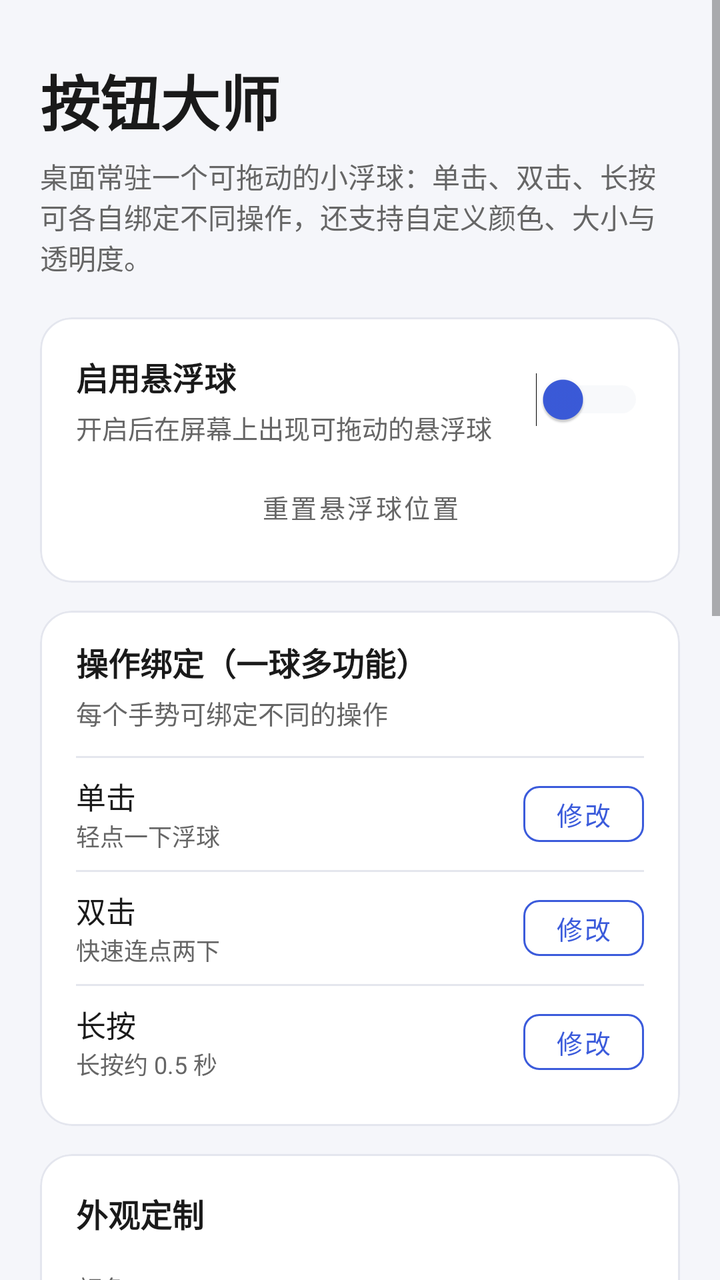
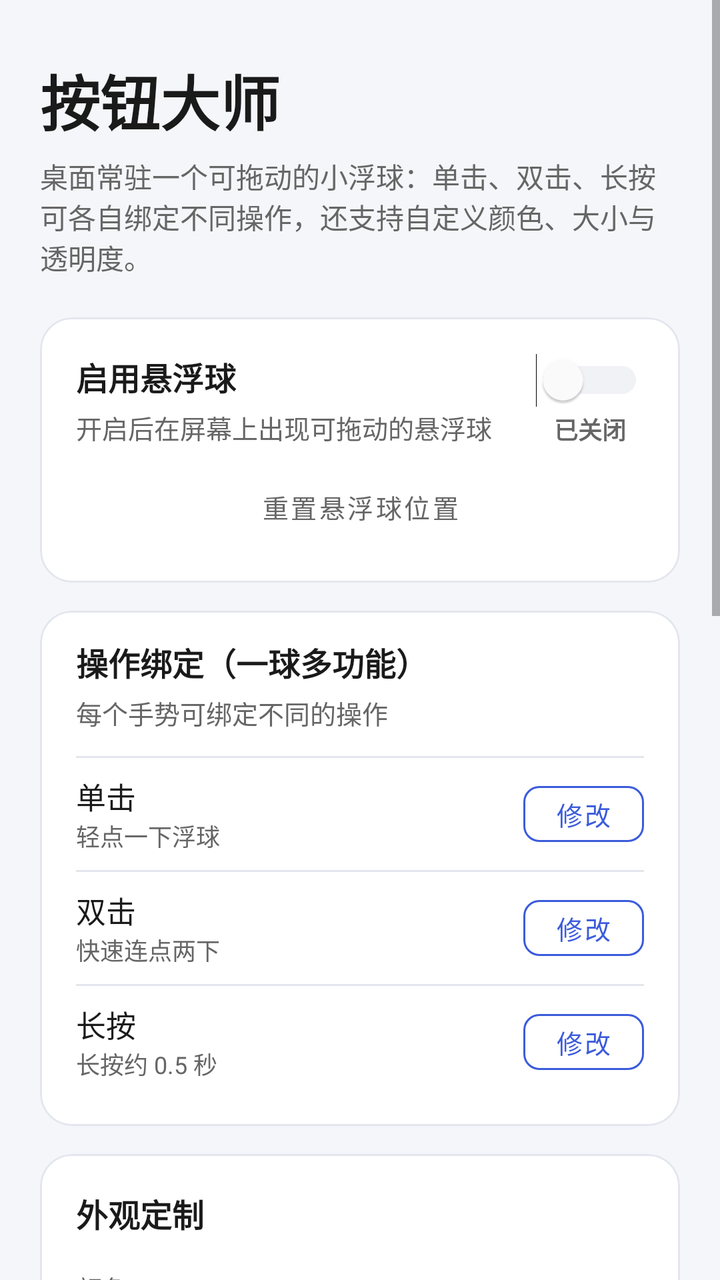

The first picture is an Android layout as it rendered before a commit; the second is the same layout after the commit. The layout source and the unified diff follow.
<!-- AndroidManifest.xml: application theme Theme.ButtonBall -->
<!-- res/layout/activity_main.xml -->
<?xml version="1.0" encoding="utf-8"?>
<ScrollView xmlns:android="http://schemas.android.com/apk/res/android"
    xmlns:app="http://schemas.android.com/apk/res-auto"
    android:layout_width="match_parent"
    android:layout_height="match_parent"
    android:fillViewport="true">

    <LinearLayout
        android:layout_width="match_parent"
        android:layout_height="wrap_content"
        android:orientation="vertical"
        android:padding="20dp">

        <TextView
            android:layout_width="wrap_content"
            android:layout_height="wrap_content"
            android:layout_marginTop="8dp"
            android:text="@string/main_title"
            android:textColor="@color/text_primary"
            android:textSize="30sp"
            android:textStyle="bold" />

        <TextView
            android:layout_width="match_parent"
            android:layout_height="wrap_content"
            android:layout_marginTop="6dp"
            android:text="@string/main_desc"
            android:textColor="@color/text_secondary"
            android:textSize="14sp" />

        
        <com.google.android.material.card.MaterialCardView
            android:layout_width="match_parent"
            android:layout_height="wrap_content"
            android:layout_marginTop="20dp"
            app:cardBackgroundColor="@color/surface"
            app:cardCornerRadius="16dp"
            app:cardElevation="0dp"
            app:strokeColor="@color/divider"
            app:strokeWidth="1dp">

            <LinearLayout
                android:layout_width="match_parent"
                android:layout_height="wrap_content"
                android:orientation="vertical"
                android:padding="18dp">

                <LinearLayout
                    android:layout_width="match_parent"
                    android:layout_height="wrap_content"
                    android:gravity="center_vertical"
                    android:orientation="horizontal">

                    <LinearLayout
                        android:layout_width="0dp"
                        android:layout_height="wrap_content"
                        android:layout_weight="1"
                        android:orientation="vertical">

                        <TextView
                            android:layout_width="wrap_content"
                            android:layout_height="wrap_content"
                            android:text="@string/ball_switch_title"
                            android:textColor="@color/text_primary"
                            android:textSize="16sp"
                            android:textStyle="bold" />

                        <TextView
                            android:layout_width="wrap_content"
                            android:layout_height="wrap_content"
                            android:layout_marginTop="4dp"
                            android:text="@string/ball_switch_desc"
                            android:textColor="@color/text_secondary"
                            android:textSize="13sp" />
                    </LinearLayout>

                    <Switch
                        android:id="@+id/ball_switch"
                        android:layout_width="wrap_content"
                        android:layout_height="wrap_content"
                        android:thumbTint="@color/primary"
                        android:trackTint="@color/divider" />
                </LinearLayout>

                <com.google.android.material.button.MaterialButton
                    android:id="@+id/btn_reset_position"
                    style="@style/Widget.MaterialComponents.Button.TextButton"
                    android:layout_width="match_parent"
                    android:layout_height="40dp"
                    android:layout_marginTop="10dp"
                    android:text="@string/reset_position"
                    android:textColor="@color/text_secondary"
                    android:textSize="13sp" />
            </LinearLayout>
        </com.google.android.material.card.MaterialCardView>

        
        <com.google.android.material.card.MaterialCardView
            android:layout_width="match_parent"
            android:layout_height="wrap_content"
            android:layout_marginTop="14dp"
            app:cardBackgroundColor="@color/surface"
            app:cardCornerRadius="16dp"
            app:cardElevation="0dp"
            app:strokeColor="@color/divider"
            app:strokeWidth="1dp">

            <LinearLayout
                android:layout_width="match_parent"
                android:layout_height="wrap_content"
                android:orientation="vertical"
                android:paddingStart="18dp"
                android:paddingEnd="18dp"
                android:paddingTop="14dp"
                android:paddingBottom="14dp">

                <TextView
                    android:layout_width="wrap_content"
                    android:layout_height="wrap_content"
                    android:text="@string/gesture_card_title"
                    android:textColor="@color/text_primary"
                    android:textSize="16sp"
                    android:textStyle="bold" />

                <TextView
                    android:layout_width="wrap_content"
                    android:layout_height="wrap_content"
                    android:layout_marginTop="4dp"
                    android:text="@string/gesture_card_desc"
                    android:textColor="@color/text_secondary"
                    android:textSize="13sp" />

                <View
                    android:layout_width="match_parent"
                    android:layout_height="1dp"
                    android:layout_marginTop="12dp"
                    android:background="@color/divider" />

                
                <LinearLayout
                    android:layout_width="match_parent"
                    android:layout_height="56dp"
                    android:gravity="center_vertical"
                    android:orientation="horizontal">

                    <LinearLayout
                        android:layout_width="0dp"
                        android:layout_height="wrap_content"
                        android:layout_weight="1"
                        android:orientation="vertical">

                        <TextView
                            android:layout_width="wrap_content"
                            android:layout_height="wrap_content"
                            android:text="@string/gesture_single"
                            android:textColor="@color/text_primary"
                            android:textSize="15sp" />

                        <TextView
                            android:layout_width="wrap_content"
                            android:layout_height="wrap_content"
                            android:text="@string/gesture_single_hint"
                            android:textColor="@color/text_secondary"
                            android:textSize="12sp" />
                    </LinearLayout>

                    <TextView
                        android:id="@+id/gesture_action_single"
                        android:layout_width="wrap_content"
                        android:layout_height="wrap_content"
                        android:layout_marginEnd="12dp"
                        android:textColor="@color/text_secondary"
                        android:textSize="13sp" />

                    <com.google.android.material.button.MaterialButton
                        android:id="@+id/btn_gesture_single"
                        style="@style/Widget.MaterialComponents.Button.OutlinedButton"
                        android:layout_width="wrap_content"
                        android:layout_height="40dp"
                        android:minWidth="0dp"
                        android:text="@string/change"
                        android:textSize="13sp"
                        app:cornerRadius="8dp"
                        app:strokeColor="@color/primary"
                        app:strokeWidth="1dp" />
                </LinearLayout>

                <View
                    android:layout_width="match_parent"
                    android:layout_height="1dp"
                    android:background="@color/divider" />

                
                <LinearLayout
                    android:layout_width="match_parent"
                    android:layout_height="56dp"
                    android:gravity="center_vertical"
                    android:orientation="horizontal">

                    <LinearLayout
                        android:layout_width="0dp"
                        android:layout_height="wrap_content"
                        android:layout_weight="1"
                        android:orientation="vertical">

                        <TextView
                            android:layout_width="wrap_content"
                            android:layout_height="wrap_content"
                            android:text="@string/gesture_double"
                            android:textColor="@color/text_primary"
                            android:textSize="15sp" />

                        <TextView
                            android:layout_width="wrap_content"
                            android:layout_height="wrap_content"
                            android:text="@string/gesture_double_hint"
                            android:textColor="@color/text_secondary"
                            android:textSize="12sp" />
                    </LinearLayout>

                    <TextView
                        android:id="@+id/gesture_action_double"
                        android:layout_width="wrap_content"
                        android:layout_height="wrap_content"
                        android:layout_marginEnd="12dp"
                        android:textColor="@color/text_secondary"
                        android:textSize="13sp" />

                    <com.google.android.material.button.MaterialButton
                        android:id="@+id/btn_gesture_double"
                        style="@style/Widget.MaterialComponents.Button.OutlinedButton"
                        android:layout_width="wrap_content"
                        android:layout_height="40dp"
                        android:minWidth="0dp"
                        android:text="@string/change"
                        android:textSize="13sp"
                        app:cornerRadius="8dp"
                        app:strokeColor="@color/primary"
                        app:strokeWidth="1dp" />
                </LinearLayout>

                <View
                    android:layout_width="match_parent"
                    android:layout_height="1dp"
                    android:background="@color/divider" />

                
                <LinearLayout
                    android:layout_width="match_parent"
                    android:layout_height="56dp"
                    android:gravity="center_vertical"
                    android:orientation="horizontal">

                    <LinearLayout
                        android:layout_width="0dp"
                        android:layout_height="wrap_content"
                        android:layout_weight="1"
                        android:orientation="vertical">

                        <TextView
                            android:layout_width="wrap_content"
                            android:layout_height="wrap_content"
                            android:text="@string/gesture_long"
                            android:textColor="@color/text_primary"
                            android:textSize="15sp" />

                        <TextView
                            android:layout_width="wrap_content"
                            android:layout_height="wrap_content"
                            android:text="@string/gesture_long_hint"
                            android:textColor="@color/text_secondary"
                            android:textSize="12sp" />
                    </LinearLayout>

                    <TextView
                        android:id="@+id/gesture_action_long"
                        android:layout_width="wrap_content"
                        android:layout_height="wrap_content"
                        android:layout_marginEnd="12dp"
                        android:textColor="@color/text_secondary"
                        android:textSize="13sp" />

                    <com.google.android.material.button.MaterialButton
                        android:id="@+id/btn_gesture_long"
                        style="@style/Widget.MaterialComponents.Button.OutlinedButton"
                        android:layout_width="wrap_content"
                        android:layout_height="40dp"
                        android:minWidth="0dp"
                        android:text="@string/change"
                        android:textSize="13sp"
                        app:cornerRadius="8dp"
                        app:strokeColor="@color/primary"
                        app:strokeWidth="1dp" />
                </LinearLayout>
            </LinearLayout>
        </com.google.android.material.card.MaterialCardView>

        
        <com.google.android.material.card.MaterialCardView
            android:layout_width="match_parent"
            android:layout_height="wrap_content"
            android:layout_marginTop="14dp"
            app:cardBackgroundColor="@color/surface"
            app:cardCornerRadius="16dp"
            app:cardElevation="0dp"
            app:strokeColor="@color/divider"
            app:strokeWidth="1dp">

            <LinearLayout
                android:layout_width="match_parent"
                android:layout_height="wrap_content"
                android:orientation="vertical"
                android:padding="18dp">

                <TextView
                    android:layout_width="wrap_content"
                    android:layout_height="wrap_content"
                    android:text="@string/appearance_title"
                    android:textColor="@color/text_primary"
                    android:textSize="16sp"
                    android:textStyle="bold" />

                
                <TextView
                    android:layout_width="wrap_content"
                    android:layout_height="wrap_content"
                    android:layout_marginTop="16dp"
                    android:text="@string/appearance_color"
                    android:textColor="@color/text_secondary"
                    android:textSize="13sp" />

                <LinearLayout
                    android:id="@+id/color_swatches"
                    android:layout_width="match_parent"
                    android:layout_height="wrap_content"
                    android:layout_marginTop="8dp"
                    android:orientation="horizontal" />

                
                <TextView
                    android:layout_width="wrap_content"
                    android:layout_height="wrap_content"
                    android:layout_marginTop="16dp"
                    android:text="@string/appearance_size"
                    android:textColor="@color/text_secondary"
                    android:textSize="13sp" />

                <RadioGroup
                    android:id="@+id/size_group"
                    android:layout_width="wrap_content"
                    android:layout_height="wrap_content"
                    android:layout_marginTop="4dp"
                    android:orientation="horizontal">

                    <RadioButton
                        android:id="@+id/radio_size_s"
                        android:layout_width="wrap_content"
                        android:layout_height="wrap_content"
                        android:buttonTint="@color/primary"
                        android:text="@string/size_s" />

                    <RadioButton
                        android:id="@+id/radio_size_m"
                        android:layout_width="wrap_content"
                        android:layout_height="wrap_content"
                        android:layout_marginStart="16dp"
                        android:buttonTint="@color/primary"
                        android:text="@string/size_m" />

                    <RadioButton
                        android:id="@+id/radio_size_l"
                        android:layout_width="wrap_content"
                        android:layout_height="wrap_content"
                        android:layout_marginStart="16dp"
                        android:buttonTint="@color/primary"
                        android:text="@string/size_l" />
                </RadioGroup>

                
                <TextView
                    android:layout_width="wrap_content"
                    android:layout_height="wrap_content"
                    android:layout_marginTop="16dp"
                    android:text="@string/appearance_alpha"
                    android:textColor="@color/text_secondary"
                    android:textSize="13sp" />

                <LinearLayout
                    android:layout_width="match_parent"
                    android:layout_height="wrap_content"
                    android:gravity="center_vertical"
                    android:orientation="horizontal">

                    <SeekBar
                        android:id="@+id/alpha_seek"
                        android:layout_width="0dp"
                        android:layout_height="wrap_content"
                        android:layout_weight="1"
                        android:progressTint="@color/primary"
                        android:thumbTint="@color/primary" />

                    <TextView
                        android:id="@+id/alpha_value"
                        android:layout_width="44dp"
                        android:layout_height="wrap_content"
                        android:gravity="end"
                        android:textColor="@color/text_secondary"
                        android:textSize="13sp" />
                </LinearLayout>
            </LinearLayout>
        </com.google.android.material.card.MaterialCardView>

        
        <com.google.android.material.card.MaterialCardView
            android:layout_width="match_parent"
            android:layout_height="wrap_content"
            android:layout_marginTop="14dp"
            app:cardBackgroundColor="@color/surface"
            app:cardCornerRadius="16dp"
            app:cardElevation="0dp"
            app:strokeColor="@color/divider"
            app:strokeWidth="1dp">

            <LinearLayout
                android:layout_width="match_parent"
                android:layout_height="wrap_content"
                android:orientation="vertical"
                android:padding="18dp">

                <TextView
                    android:layout_width="wrap_content"
                    android:layout_height="wrap_content"
                    android:text="@string/permission_title"
                    android:textColor="@color/text_primary"
                    android:textSize="16sp"
                    android:textStyle="bold" />

                <TextView
                    android:id="@+id/status_overlay"
                    android:layout_width="match_parent"
                    android:layout_height="wrap_content"
                    android:layout_marginTop="14dp"
                    android:text="@string/status_overlay"
                    android:textColor="@color/text_secondary"
                    android:textSize="13sp" />

                <com.google.android.material.button.MaterialButton
                    android:id="@+id/btn_overlay"
                    style="@style/Widget.MaterialComponents.Button.OutlinedButton"
                    android:layout_width="match_parent"
                    android:layout_height="44dp"
                    android:layout_marginTop="8dp"
                    android:text="@string/btn_overlay"
                    android:textSize="14sp"
                    app:cornerRadius="10dp"
                    app:strokeColor="@color/primary"
                    app:strokeWidth="1dp" />

                <TextView
                    android:id="@+id/status_notification"
                    android:layout_width="match_parent"
                    android:layout_height="wrap_content"
                    android:layout_marginTop="16dp"
                    android:text="@string/status_notification"
                    android:textColor="@color/text_secondary"
                    android:textSize="13sp" />

                <com.google.android.material.button.MaterialButton
                    android:id="@+id/btn_notification"
                    style="@style/Widget.MaterialComponents.Button.OutlinedButton"
                    android:layout_width="match_parent"
                    android:layout_height="44dp"
                    android:layout_marginTop="8dp"
                    android:text="@string/btn_notification"
                    android:textSize="14sp"
                    app:cornerRadius="10dp"
                    app:strokeColor="@color/primary"
                    app:strokeWidth="1dp" />

                <TextView
                    android:id="@+id/status_accessibility"
                    android:layout_width="match_parent"
                    android:layout_height="wrap_content"
                    android:layout_marginTop="16dp"
                    android:text="@string/status_accessibility"
                    android:textColor="@color/text_secondary"
                    android:textSize="13sp" />

                <com.google.android.material.button.MaterialButton
                    android:id="@+id/btn_accessibility"
                    style="@style/Widget.MaterialComponents.Button.OutlinedButton"
                    android:layout_width="match_parent"
                    android:layout_height="44dp"
                    android:layout_marginTop="8dp"
                    android:text="@string/btn_accessibility"
                    android:textSize="14sp"
                    app:cornerRadius="10dp"
                    app:strokeColor="@color/primary"
                    app:strokeWidth="1dp" />
            </LinearLayout>
        </com.google.android.material.card.MaterialCardView>

        
        <com.google.android.material.card.MaterialCardView
            android:layout_width="match_parent"
            android:layout_height="wrap_content"
            android:layout_marginTop="14dp"
            app:cardBackgroundColor="@color/surface"
            app:cardCornerRadius="16dp"
            app:cardElevation="0dp"
            app:strokeColor="@color/divider"
            app:strokeWidth="1dp">

            <LinearLayout
                android:layout_width="match_parent"
                android:layout_height="wrap_content"
                android:orientation="vertical"
                android:padding="18dp">

                <TextView
                    android:layout_width="wrap_content"
                    android:layout_height="wrap_content"
                    android:text="@string/support_card_title"
                    android:textColor="@color/text_primary"
                    android:textSize="16sp"
                    android:textStyle="bold" />

                <TextView
                    android:layout_width="wrap_content"
                    android:layout_height="wrap_content"
                    android:layout_marginTop="4dp"
                    android:text="@string/support_card_desc"
                    android:textColor="@color/text_secondary"
                    android:textSize="13sp" />

                <com.google.android.material.button.MaterialButton
                    android:id="@+id/btn_support"
                    android:layout_width="match_parent"
                    android:layout_height="48dp"
                    android:layout_marginTop="12dp"
                    android:text="@string/support_btn"
                    android:textSize="15sp"
                    app:cornerRadius="12dp" />
            </LinearLayout>
        </com.google.android.material.card.MaterialCardView>

    </LinearLayout>
</ScrollView>
<!-- resources referenced by this layout -->
<resources>
  <color name="divider">#E4E6EE</color>
  <color name="primary">#3B5BDB</color>
  <color name="surface">#FFFFFF</color>
  <color name="text_primary">#1A1A1A</color>
  <color name="text_secondary">#666666</color>
  <string name="appearance_alpha">透明度</string>
  <string name="appearance_color">颜色</string>
  <string name="appearance_size">大小</string>
  <string name="appearance_title">外观定制</string>
  <string name="ball_switch_desc">开启后在屏幕上出现可拖动的悬浮球</string>
  <string name="ball_switch_title">启用悬浮球</string>
  <string name="btn_accessibility">授予无障碍权限</string>
  <string name="btn_notification">授予通知使用权（可选）</string>
  <string name="btn_overlay">授予悬浮窗权限</string>
  <string name="change">修改</string>
  <string name="gesture_card_desc">每个手势可绑定不同的操作</string>
  <string name="gesture_card_title">操作绑定（一球多功能）</string>
  <string name="gesture_double">双击</string>
  <string name="gesture_double_hint">快速连点两下</string>
  <string name="gesture_long">长按</string>
  <string name="gesture_long_hint">长按约 0.5 秒</string>
  <string name="gesture_single">单击</string>
  <string name="gesture_single_hint">轻点一下浮球</string>
  <string name="main_desc">桌面常驻一个可拖动的小浮球：单击、双击、长按可各自绑定不同操作，还支持自定义颜色、大小与透明度。</string>
  <string name="main_title">按钮大师</string>
  <string name="permission_title">权限</string>
  <string name="reset_position">重置悬浮球位置</string>
  <string name="size_l">大</string>
  <string name="size_m">中</string>
  <string name="size_s">小</string>
  <string name="status_accessibility">无障碍：系统操作（回桌面/返回等）需要</string>
  <string name="status_notification">通知使用权：可提高媒体控制的精确度（可选）</string>
  <string name="status_overlay">悬浮窗：显示浮球必需，点击前往系统设置开启</string>
  <string name="support_btn">支持作者</string>
  <string name="support_card_desc">如果这个悬浮球帮到了你，欢迎扫码支持一下</string>
  <string name="support_card_title">支持作者</string>
  <style name="Theme.ButtonBall" parent="Theme.MaterialComponents.DayNight.NoActionBar">
          <item name="colorPrimary">@color/primary</item>
          <item name="colorPrimaryVariant">@color/primary_dark</item>
          <item name="colorOnPrimary">@android:color/white</item>
          <item name="colorSecondary">@color/accent</item>
          <item name="colorOnSecondary">@android:color/white</item>
          <item name="android:windowBackground">@color/bg</item>
          <item name="android:statusBarColor">@color/bg</item>
          <item name="android:windowLightStatusBar">true</item>
      </style>
  <color name="primary_dark">#2A46B0</color>
  <color name="accent">#FF6B6B</color>
  <color name="bg">#F5F6FA</color>
</resources>

<!-- the commit's change to res/layout/activity_main.xml (unified diff, before → after) -->
@@ -74,12 +74,29 @@
                             android:textSize="13sp" />
                     </LinearLayout>
 
-                    <Switch
-                        android:id="@+id/ball_switch"
-                        android:layout_width="wrap_content"
-                        android:layout_height="wrap_content"
-                        android:thumbTint="@color/primary"
-                        android:trackTint="@color/divider" />
+                    <LinearLayout
+                        android:layout_width="wrap_content"
+                        android:layout_height="wrap_content"
+                        android:gravity="center_horizontal"
+                        android:orientation="vertical">
+
+                        <Switch
+                            android:id="@+id/ball_switch"
+                            android:layout_width="wrap_content"
+                            android:layout_height="wrap_content"
+                            android:thumbTint="@color/switch_thumb"
+                            android:trackTint="@color/switch_track" />
+
+                        <TextView
+                            android:id="@+id/switch_state"
+                            android:layout_width="wrap_content"
+                            android:layout_height="wrap_content"
+                            android:layout_marginTop="2dp"
+                            android:text="@string/switch_off"
+                            android:textColor="@color/text_secondary"
+                            android:textSize="12sp"
+                            android:textStyle="bold" />
+                    </LinearLayout>
                 </LinearLayout>
 
                 <com.google.android.material.button.MaterialButton
@@ -91,6 +108,15 @@
                     android:text="@string/reset_position"
                     android:textColor="@color/text_secondary"
                     android:textSize="13sp" />
+
+                <TextView
+                    android:id="@+id/service_error"
+                    android:layout_width="match_parent"
+                    android:layout_height="wrap_content"
+                    android:layout_marginTop="4dp"
+                    android:textColor="@color/accent"
+                    android:textSize="12sp"
+                    android:visibility="gone" />
             </LinearLayout>
         </com.google.android.material.card.MaterialCardView>
 
<!-- resource entries referenced after the edit -->
@@ -36,6 +36,7 @@
   <string name="support_btn">支持作者</string>
   <string name="support_card_desc">如果这个悬浮球帮到了你，欢迎扫码支持一下</string>
   <string name="support_card_title">支持作者</string>
+  <string name="switch_off">已关闭</string>
   <style name="Theme.ButtonBall" parent="Theme.MaterialComponents.DayNight.NoActionBar">
           <item name="colorPrimary">@color/primary</item>
           <item name="colorPrimaryVariant">@color/primary_dark</item>
